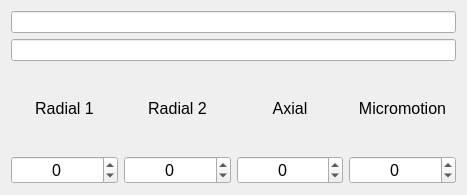
This is clients/script_scanner_gui/Views/SidebandSelectionEditor.ui in HaeffnerLab/Haeffner-Lab-LabRAD-Tools as Qt 5 draws it before an edit. The edited form follows.
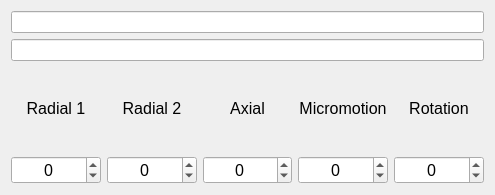
This is the edited form.

Commit message: saving all changes, mostly to add rotation capabilities, some unkowns - smouradi,erik

The edit to the form file:
```diff
--- a/clients/script_scanner_gui/Views/SidebandSelectionEditor.ui
+++ b/clients/script_scanner_gui/Views/SidebandSelectionEditor.ui
@@ -6,7 +6,7 @@
    <rect>
     <x>0</x>
     <y>0</y>
-    <width>467</width>
+    <width>495</width>
     <height>195</height>
    </rect>
   </property>
@@ -35,13 +35,6 @@
      </property>
     </widget>
    </item>
-   <item row="0" column="0" colspan="4">
-    <widget class="QLineEdit" name="uiCollection">
-     <property name="readOnly">
-      <bool>true</bool>
-     </property>
-    </widget>
-   </item>
    <item row="2" column="1">
     <widget class="QLabel" name="label_2">
      <property name="font">
@@ -87,13 +80,6 @@
      </property>
     </widget>
    </item>
-   <item row="1" column="0" colspan="4">
-    <widget class="QLineEdit" name="uiName">
-     <property name="readOnly">
-      <bool>true</bool>
-     </property>
-    </widget>
-   </item>
    <item row="3" column="0">
     <widget class="QSpinBox" name="uiRadial1">
      <property name="font">
@@ -178,6 +164,62 @@
      </property>
     </widget>
    </item>
+   <item row="2" column="4">
+    <widget class="QLabel" name="label_5">
+     <property name="font">
+      <font>
+       <pointsize>12</pointsize>
+       <weight>50</weight>
+       <italic>false</italic>
+       <bold>false</bold>
+      </font>
+     </property>
+     <property name="text">
+      <string>Rotation</string>
+     </property>
+     <property name="alignment">
+      <set>Qt::AlignCenter</set>
+     </property>
+    </widget>
+   </item>
+   <item row="3" column="4">
+    <widget class="QSpinBox" name="uiRotation">
+     <property name="font">
+      <font>
+       <pointsize>12</pointsize>
+       <weight>50</weight>
+       <italic>false</italic>
+       <bold>false</bold>
+      </font>
+     </property>
+     <property name="alignment">
+      <set>Qt::AlignCenter</set>
+     </property>
+     <property name="keyboardTracking">
+      <bool>false</bool>
+     </property>
+     <property name="minimum">
+      <number>-5</number>
+     </property>
+     <property name="maximum">
+      <number>5</number>
+     </property>
+    </widget>
+   </item>
+   <item row="1" column="0" colspan="5">
+    <widget class="QLineEdit" name="uiName">
+     <property name="readOnly">
+      <bool>true</bool>
+     </property>
+    </widget>
+   </item>
+   <item row="0" column="0" colspan="5">
+    <widget class="QLineEdit" name="uiCollection">
+     <property name="readOnly">
+      <bool>true</bool>
+     </property>
+    </widget>
+   </item>
   </layout>
  </widget>
  <resources/>
```
The commit also changes 10 other files.
